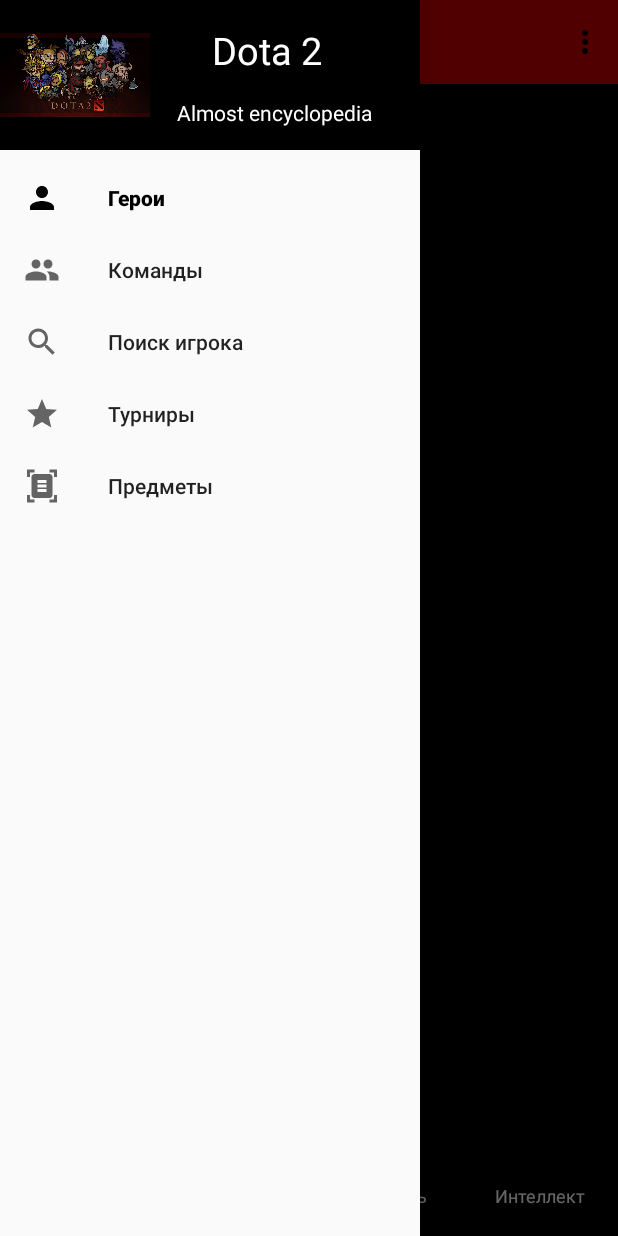
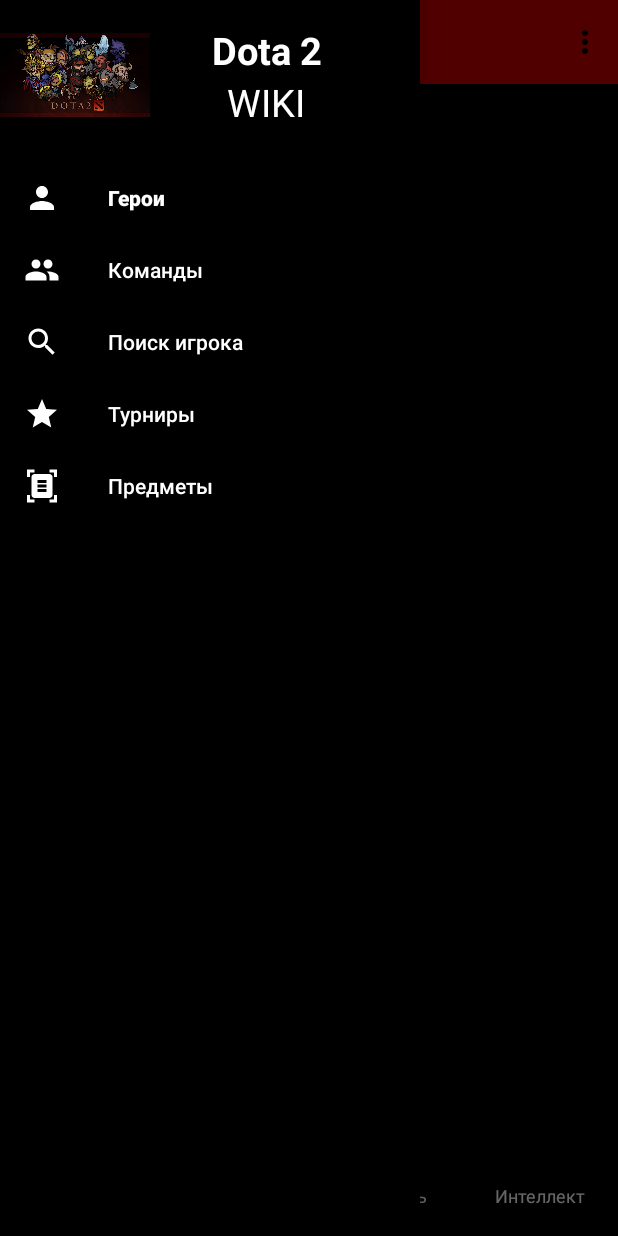
Before and after one commit to PepegaClasus/Dota2Project, an Android app: the screen it shows after launch (MainActivity), with the side drawer open, on a phone screen of 412 x 824 dp. Run offline under Robolectric (Android 15) with nearby library versions, the phone set to English and light mode, and no system bars; our stand-ins replace Dagger/Hilt's generated code, Room's generated code, navigation-ui; pictures from the network do not load; 1 statement that could not run was skipped.

Commit message:
Structure is ready

```diff
--- a/app/src/main/java/com/example/dota2project/RemoteModel/ApiService.kt
+++ b/app/src/main/java/com/example/dota2project/RemoteModel/ApiService.kt
@@ -1,6 +1,4 @@
 package com.example.dota2project.RemoteModel
-
-
 import com.example.dota2project.UI.Heroes.Model.Heroes
 import com.example.dota2project.UI.Players.FindPlayers.Model.PlayersSearch
 import com.example.dota2project.UI.Players.ProPlayers.Model.ProPlayers
@@ -10,33 +8,19 @@
 import retrofit2.http.GET
 import retrofit2.http.Query
 import java.util.concurrent.TimeUnit
+val BASE_URL = "https://api.opendota.com/api/"
+interface ApiService {
 
-val BASE_URL = "https://api.opendota.com/api/"
+    @GET("heroStats")
+    suspend fun getHeroes(): MutableList<Heroes>
 
-interface ApiService    {
-
-    @GET ("heroStats")
-    suspend fun getHeroes():MutableList<Heroes>
-
-
-    @GET ("search?")
-     suspend fun getPlayers(
-        @Query ("q")Search:String
+    @GET("search?")
+    suspend fun getPlayers(
+        @Query("q") Search: String,
     ): MutableList<PlayersSearch>
 
-     @GET ("proPlayers")
+    @GET("proPlayers")
      suspend fun getProPlayers():MutableList<ProPlayers>
-
-
-
-
-
-
-
-
-
-
-
 
     companion object Factory {
         fun create(): ApiService {
@@ -51,9 +35,6 @@
                 .client(okHttpClient)
                 .build()
             return retrofit.create(ApiService::class.java)
-
         }
-
     }
-
 }
--- a/app/src/main/java/com/example/dota2project/Repository/DotaRep.kt
+++ b/app/src/main/java/com/example/dota2project/Repository/DotaRep.kt
@@ -21,8 +21,6 @@
             heroesList
         }
     }
-
-
 
     suspend fun getRunningTournaments(): MutableList<Tournaments> {
         return remoteModel.getRunningTournaments()
--- a/app/src/main/java/com/example/dota2project/UI/Players/FindPlayers/FindPlayersFragment.kt
+++ b/app/src/main/java/com/example/dota2project/UI/Players/FindPlayers/FindPlayersFragment.kt
@@ -69,6 +69,8 @@
         }
 
 
+
+
         binding.bottomPlayersNavigation.setOnItemSelectedListener { item ->
             when(item.itemId){
                 R.id.pro_player -> {
@@ -82,6 +84,10 @@
                 else ->true
             }
         }
+
+
+
+
 
         viewModel.playersLive.observe(viewLifecycleOwner, Observer {
 
--- a/app/src/main/java/com/example/dota2project/UI/Teams/CIS/TeamsCIS.kt
+++ b/app/src/main/java/com/example/dota2project/UI/Teams/CIS/TeamsCIS.kt
@@ -49,8 +49,6 @@
         myAdapter = TeamCISAdapter(viewModel.myTeamsFireBaseLive.value!!)
         binding.recyclerTeamView.adapter = myAdapter
         viewModel.myTeamsFireBaseLive.value?.clear()
-
-
         EventChangeListener()
 
 
@@ -106,13 +104,10 @@
                         viewModel.myTeamsFireBaseLive.value?.add(dc.document.toObject(MyTeams::class.java))
                         Log.d("!!!", viewModel.myTeamsFireBaseLive.value.toString())
                         viewModel.myTeamsFireBaseLive.value?.sortByDescending { it.rank }
-
                     }
                 }
-
                 myAdapter.notifyDataSetChanged()
             }
-
 
         })
 
--- a/app/src/main/res/layout/activity_main.xml
+++ b/app/src/main/res/layout/activity_main.xml
@@ -40,6 +40,7 @@
             android:layout_width="match_parent"
             android:layout_height="match_parent"
             android:layout_below="@id/appbar"
+
             app:defaultNavHost="true"
             app:layout_constraintBottom_toBottomOf="parent"
             app:layout_constraintEnd_toEndOf="parent"
@@ -63,6 +64,9 @@
         android:layout_height="match_parent"
         android:layout_gravity="start"
         android:fitsSystemWindows="true"
+        android:background="@color/black"
+        app:itemIconTint="@color/white"
+        app:itemTextColor="@color/white"
         app:headerLayout="@layout/nav_header"
         app:menu="@menu/main_menu"
 
--- a/app/src/main/res/layout/nav_header.xml
+++ b/app/src/main/res/layout/nav_header.xml
@@ -2,9 +2,9 @@
 <androidx.constraintlayout.widget.ConstraintLayout xmlns:android="http://schemas.android.com/apk/res/android"
     xmlns:app="http://schemas.android.com/apk/res-auto"
     android:layout_width="match_parent"
-    android:orientation="horizontal"
+    android:layout_height="wrap_content"
     android:background="@color/black"
-    android:layout_height="wrap_content">
+    android:orientation="horizontal">
 
 
     <ImageView
@@ -23,6 +23,7 @@
         android:text="Dota 2"
         android:textColor="@color/white"
         android:textSize="25sp"
+        android:textStyle="bold"
         app:layout_constraintBottom_toBottomOf="parent"
         app:layout_constraintEnd_toEndOf="parent"
         app:layout_constraintHorizontal_bias="0.39"
@@ -34,14 +35,15 @@
         android:id="@+id/textView12"
         android:layout_width="wrap_content"
         android:layout_height="wrap_content"
-        android:text="Almost encyclopedia"
+        android:text="WIKI"
         android:textColor="@color/white"
+        android:textSize="25sp"
         app:layout_constraintBottom_toBottomOf="parent"
         app:layout_constraintEnd_toEndOf="parent"
-        app:layout_constraintHorizontal_bias="0.366"
+        app:layout_constraintHorizontal_bias="0.403"
         app:layout_constraintStart_toEndOf="@+id/imageView8"
         app:layout_constraintTop_toBottomOf="@+id/textView13"
-        app:layout_constraintVertical_bias="0.483" />
+        app:layout_constraintVertical_bias="0.0" />
 
 
 </androidx.constraintlayout.widget.ConstraintLayout>
--- a/app/src/main/res/navigation/nav_graph.xml
+++ b/app/src/main/res/navigation/nav_graph.xml
@@ -73,13 +73,8 @@
     <fragment
         android:id="@+id/proPlayersFragment"
         android:name="com.example.dota2project.UI.Players.ProPlayers.ProPlayersFragment"
-        android:label="fragment_pro_players"
+        android:label="Про игроки"
         tools:layout="@layout/fragment_pro_players" />
-    <fragment
-        android:id="@+id/heroesInfo"
-        android:name="com.example.dota2project.HeroesInfo"
-        android:label="fragment_heroes_info"
-        tools:layout="@layout/fragment_heroes_info" />
 
 
 </navigation>
--- a/app/src/main/res/values/themes.xml
+++ b/app/src/main/res/values/themes.xml
@@ -1,6 +1,7 @@
 <resources xmlns:tools="http://schemas.android.com/tools" xmlns:android="http://schemas.android.com/apk/res/android">
     <!-- Base application theme. -->
     <style name="Theme.Dota2Project" parent="Theme.AppCompat.Light.NoActionBar">
+        <item name="android:editTextColor">@android:color/white</item>
         <!-- Primary brand color. -->
         <item name="colorPrimary">@android:color/black</item>
         <item name="colorPrimaryVariant">@android:color/holo_red_light</item>
```
Also changed, not shown: app/src/main/java/com/example/dota2project/UI/Items/ItemsFragment.kt (+35 -1 lines), app/src/main/java/com/example/dota2project/UI/Players/ProPlayers/ProPlayersFragment.kt (+30 -0 lines), app/src/main/java/com/example/dota2project/ViewModel/DotaViewModel.kt (+0 -8 lines), app/src/main/res/layout/fragment_items.xml (+12 -0 lines), app/src/main/res/layout/fragment_pro_players.xml (+13 -2 lines).
